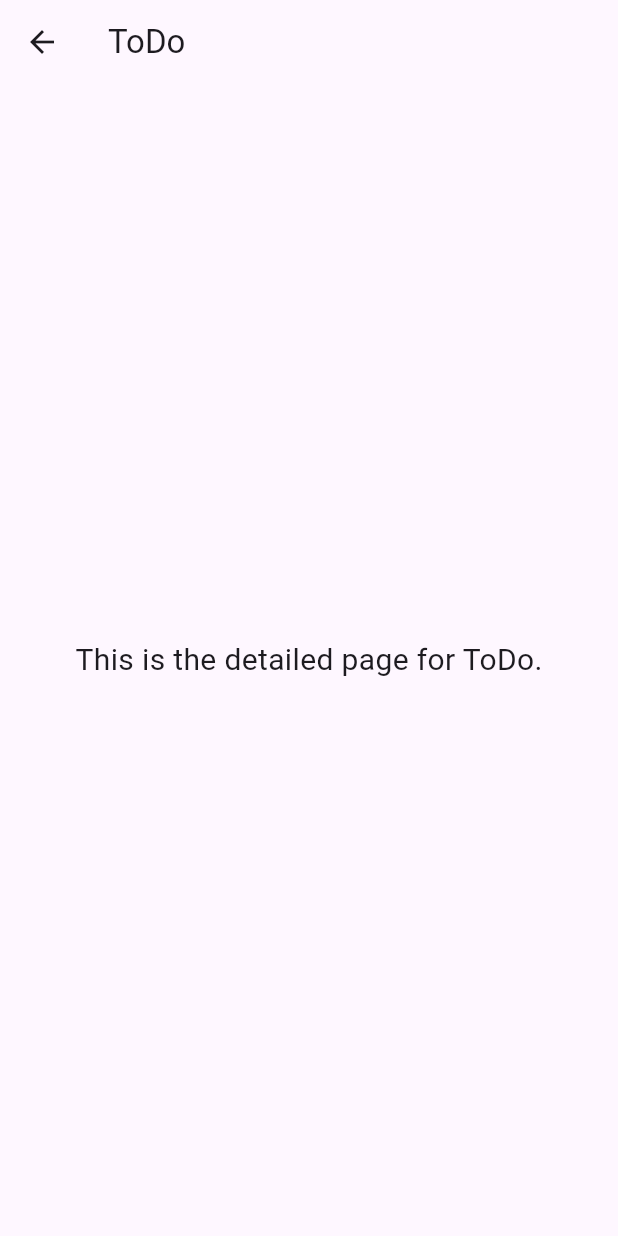
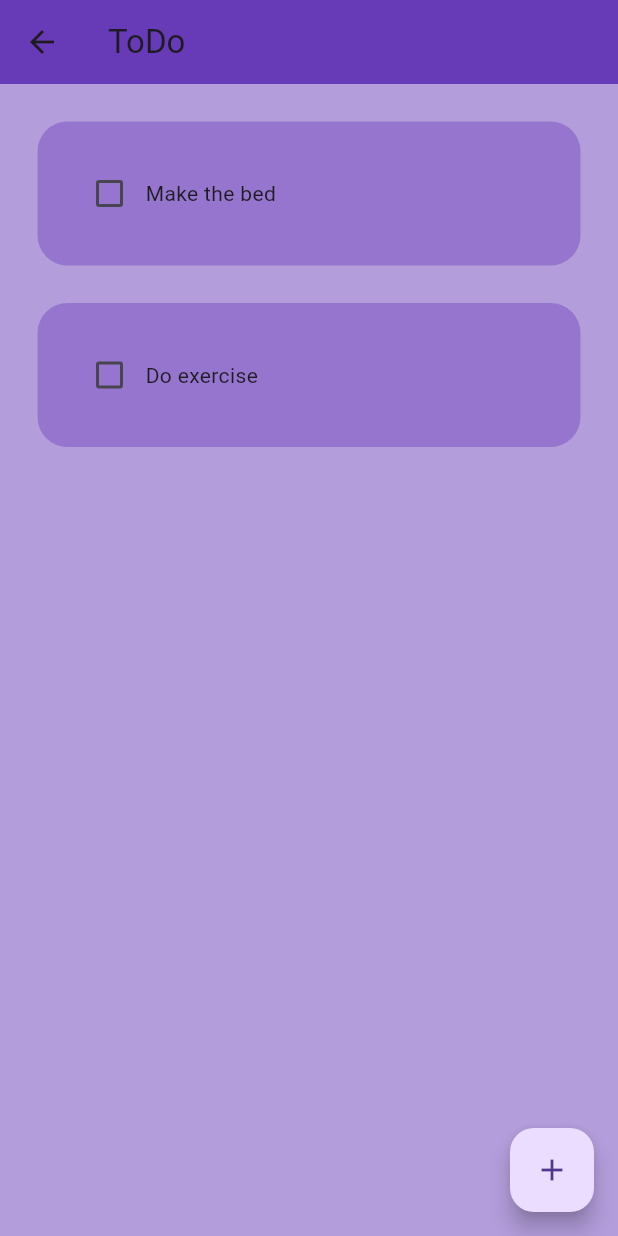
Before and after one commit to DURBAroy111/StudyMate, a Flutter app: the ToDoPage screen opened directly, on a phone screen of 412 x 824 dp. Run offline on Flutter 3.47's test engine with Material 3 defaults, Android fonts, the light colour scheme and no system bars; drawn by our look-alikes of flutter_slidable; our stand-ins replace hive_flutter; accounts and stored records are empty.

Commit message:
Adding the todo page

```diff
--- /dev/null
+++ b/study_mate/lib/todo/tododatabase.dart
@@ -0,0 +1,33 @@
+import 'package:hive_flutter/hive_flutter.dart';
+
+class ToDoDatabase {
+  List todoList = [];
+
+    final _mybox = Hive.box("mytodobox");
+    // Do something with the box
+
+    // run for first time ever
+    void createInitialData() {
+
+      todoList = [
+        ["Make the bed", false],
+        ["Do exercise", false],
+
+      ];
+  }
+
+  //load data
+  void loadData(){
+    todoList = _mybox.get("TODOLIST");
+
+  }
+
+  //update the data
+  void UpdateData(){
+    _mybox.put("TODOLIST", todoList);
+
+  }
+
+
+
+}
--- /dev/null
+++ b/study_mate/lib/todo/todopage.dart
@@ -0,0 +1,112 @@
+import 'package:flutter/material.dart';
+import 'package:hive_flutter/hive_flutter.dart';
+import 'package:study_mate/todo/tododatabase.dart';
+import 'package:study_mate/todo/tododialog.dart';
+import 'package:study_mate/todo/todotile.dart';
+
+class ToDoPage extends StatefulWidget {
+  const ToDoPage({super.key});
+
+  @override
+  State<ToDoPage> createState() => _ToDoPageState();
+}
+
+class _ToDoPageState extends State<ToDoPage> {
+  //refernce the box
+  final _myBox= Hive.box("mytodobox");
+
+  //text controller
+  final _controller = TextEditingController();
+  ToDoDatabase db = ToDoDatabase();
+
+  @override
+  void initState() {
+    // check if ot'is first time opening box
+
+    if(_myBox.get("TODOLIST")== null){
+      db.createInitialData();
+    }
+    else{
+      db.loadData();
+    }
+
+
+    super.initState();
+  }
+
+
+
+   //checkboxChanged
+   void CheckboxChanged(bool? value, int index){
+    setState(() {
+      db.todoList[index][1] = !db.todoList[index][1];
+    });
+    db.UpdateData();
+
+   }
+
+   // save new task
+   void SaveNewTask(){
+    setState(() {
+      db.todoList.add([_controller.text, false]);
+      _controller.clear();
+    });
+    Navigator.of(context).pop();
+    db.UpdateData();
+   }
+
+   //create new task
+   void createNewTask(){
+    showDialog(context: context, builder: (context) {
+      return tododialog(
+        controller: _controller,
+        onSave: SaveNewTask,
+        onCancel: () => Navigator.of(context).pop(),
+      );
+    });
+
+   }
+
+   //
+   void deleteTask(int index){
+    setState(() {
+      db.todoList.removeAt(index);
+    });
+    db.UpdateData();
+
+   }
+
+  @override
+  Widget build(BuildContext context) {
+    return Scaffold(
+      backgroundColor: Colors.deepPurple[200],
+      appBar: AppBar(
+        backgroundColor: Colors.deepPurple,
+        title: Text("ToDo"),
+
+      ),
+
+      floatingActionButton: FloatingActionButton(
+        onPressed: createNewTask,
+        child: Icon(Icons.add),
+        ),
+
+
+
+      body: ListView.builder(
+       itemCount: db.todoList.length,
+      itemBuilder: (context, index) {
+        return TodoTile(
+          taskName: db.todoList[index][0],
+         taskCompleted: db.todoList[index][1],
+          onChanged: (value) => CheckboxChanged(value, index),
+          deleteFunction: (context) => deleteTask (index),
+          );
+      },
+      ),
+    );
+  }
+}
+
+class ToDoDAtabase {
+}
--- /dev/null
+++ b/study_mate/lib/todo/todotile.dart
@@ -0,0 +1,62 @@
+import 'package:flutter/material.dart';
+import 'package:flutter_slidable/flutter_slidable.dart';
+
+class TodoTile extends StatelessWidget {
+  final String taskName;
+  final bool taskCompleted;
+  Function (bool?)? onChanged;
+  Function(BuildContext)? deleteFunction;
+
+
+   TodoTile({
+    super.key,
+    required this.taskName,
+    required this.taskCompleted,
+    required this.onChanged,
+    required this.deleteFunction,
+    });
+
+  @override
+  Widget build(BuildContext context) {
+    return Padding(
+      padding: const EdgeInsets.only(left: 25.0, right: 25.0, top: 25.0),
+      child: Slidable(
+        endActionPane: ActionPane(
+          motion: StretchMotion(),
+          children: [
+            SlidableAction(onPressed: deleteFunction,
+            icon: Icons.delete,
+            backgroundColor: Colors.red.shade300,
+            borderRadius: BorderRadius.circular(20),
+            )
+          ],
+        ),
+        child: Container(
+              padding: EdgeInsets.all(24),
+              child:Row(
+                children: [
+                  //checkbox
+                  Checkbox(
+                    value: taskCompleted,
+                     onChanged: onChanged,
+                     activeColor: Colors.black,),
+
+
+                  //task name
+                  Text(
+                    taskName,
+                    style: TextStyle(decoration: taskCompleted? TextDecoration.lineThrough : TextDecoration.none),
+                    ),
+                ],
+              ),
+              decoration: BoxDecoration(color: Colors.deepPurple[300],
+              borderRadius: BorderRadius.circular(20),
+              ),
+
+            ),
+      ),
+
+      );
+
+  }
+}
--- a/study_mate/pubspec.yaml
+++ b/study_mate/pubspec.yaml
@@ -41,6 +41,7 @@ dependencies:
   hive: ^2.0.4
   hive_flutter: ^1.1.0
   path_provider: ^2.0.2
+  flutter_slidable: ^3.0.1
 
 dev_dependencies:
   flutter_test:
```
Also changed, not shown: study_mate/lib/main.dart (+8 -3 lines), study_mate/lib/todo/my_button.dart (added, +22 -0 lines), study_mate/lib/todo/tododialog.dart (added, +57 -0 lines), study_mate/pubspec.lock.
